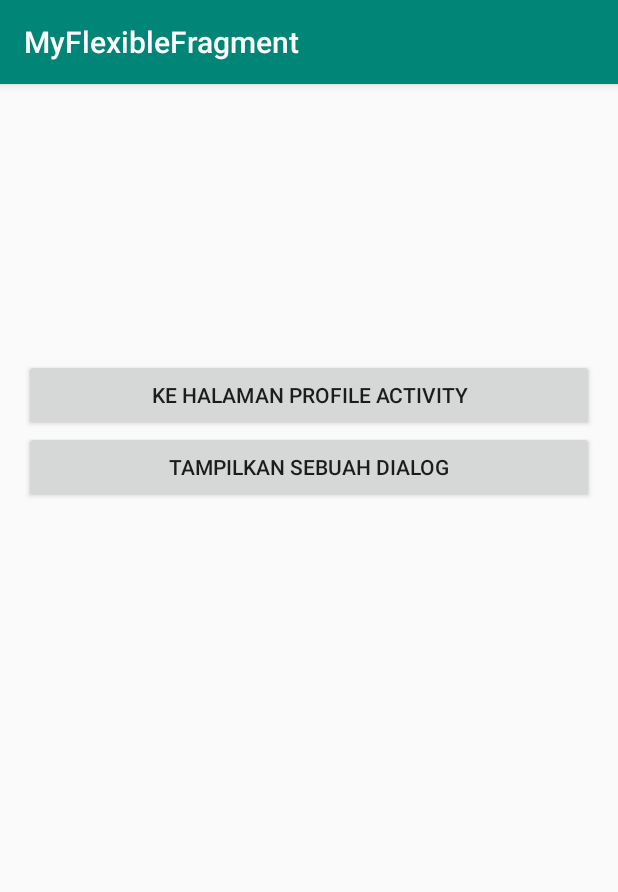
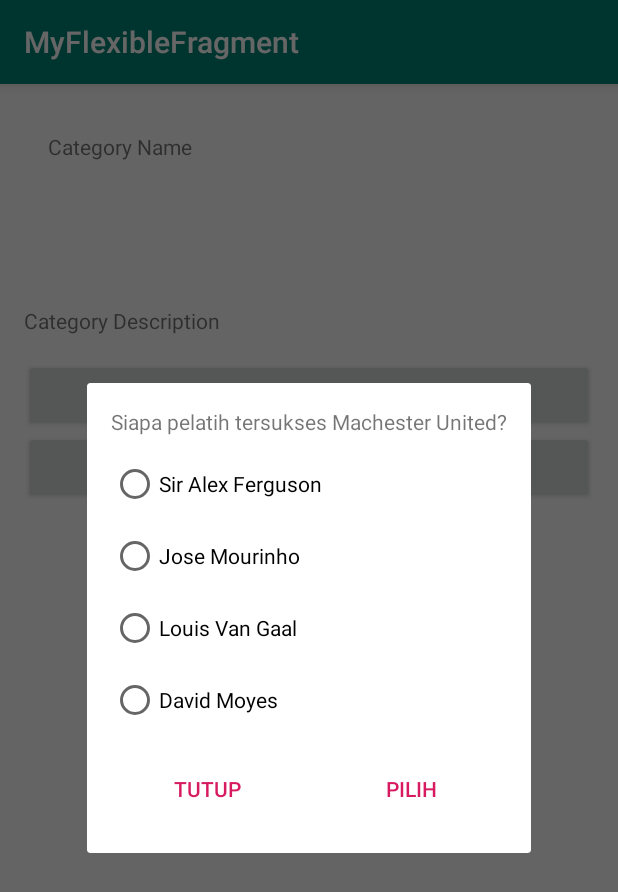
Before and after one commit to arifsetwn/MADEDicoding, an Android app: the fragment DetailCategoryFragment placed in its activity, after a tap on "TAMPILKAN SEBUAH DIALOG", on a phone screen of 412 x 824 dp. Shown: the top 892 px of the screen. Run offline under Robolectric (Android 15) with nearby library versions, the phone set to English and light mode, and no system bars.

Commit message:
category fragment - dialog

```diff
--- a/app/src/main/java/com/genius/myflexiblefragment/DetailCategoryFragment.java
+++ b/app/src/main/java/com/genius/myflexiblefragment/DetailCategoryFragment.java
@@ -6,22 +6,26 @@ import android.os.Bundle;
 import androidx.annotation.NonNull;
 import androidx.annotation.Nullable;
 import androidx.fragment.app.Fragment;
+import androidx.fragment.app.FragmentManager;
 
 import android.view.LayoutInflater;
 import android.view.View;
 import android.view.ViewGroup;
 import android.widget.Button;
 import android.widget.TextView;
+import android.widget.Toast;
 
 
 /**
  * A simple {@link Fragment} subclass.
  */
 public class DetailCategoryFragment extends Fragment implements View.OnClickListener{
+
     TextView tvCategoryName;
     TextView tvCategoryDescription;
     Button btnProfile;
     Button btnShowDialog;
+
 
     public static String EXTRA_NAME = "extra_name";
     public static String EXTRA_DESCRIPTION = "extra_description";
@@ -61,9 +65,24 @@ public class DetailCategoryFragment extends Fragment implements View.OnClickList
     @Override
     public void onActivityCreated(@Nullable Bundle savedInstanceState) {
         super.onActivityCreated(savedInstanceState);
-        String categoryName = getArguments().getString(EXTRA_NAME);
-        tvCategoryName.setText(categoryName);
-        tvCategoryDescription.setText(getDescription());
+
+        if (savedInstanceState != null){
+            String descFromBundle = savedInstanceState.getString((EXTRA_DESCRIPTION));
+            setDescription(descFromBundle);
+        }
+        if (getArguments() != null){
+            String categoryName = getArguments().getString(EXTRA_NAME);
+            tvCategoryName.setText(categoryName);
+            tvCategoryDescription.setText(getDescription());
+        }
+
+    }
+
+
+    @Override
+    public void onSaveInstanceState(@NonNull Bundle outState) {
+        super.onSaveInstanceState(outState);
+        outState.putString(EXTRA_DESCRIPTION, getDescription());
     }
 
     @Override
@@ -72,8 +91,17 @@ public class DetailCategoryFragment extends Fragment implements View.OnClickList
             case R.id.btn_profile:
                 break;
             case R.id.btn_show_dialog:
+                OptionDialogFragment mOptionDialogFragment = new OptionDialogFragment();
+                FragmentManager mFragmentManager = getChildFragmentManager();
+                mOptionDialogFragment.show(mFragmentManager, OptionDialogFragment.class.getSimpleName());
                 break;
         }
 
     }
+    OptionDialogFragment.OnOptionDialogListener optionDialogListener = new OptionDialogFragment.OnOptionDialogListener() {
+        @Override
+        public void onOptionChosen(String text) {
+            Toast.makeText(getActivity(), text, Toast.LENGTH_SHORT).show();
+        }
+    };
 }
--- /dev/null
+++ b/app/src/main/java/com/genius/myflexiblefragment/OptionDialogFragment.java
@@ -0,0 +1,113 @@
+package com.genius.myflexiblefragment;
+
+
+import android.content.Context;
+import android.os.Bundle;
+
+import androidx.annotation.NonNull;
+import androidx.annotation.Nullable;
+import androidx.fragment.app.DialogFragment;
+import androidx.fragment.app.Fragment;
+
+import android.view.LayoutInflater;
+import android.view.View;
+import android.view.ViewGroup;
+import android.widget.Button;
+import android.widget.RadioButton;
+import android.widget.RadioGroup;
+
+
+/**
+ * A simple {@link Fragment} subclass.
+ */
+public class OptionDialogFragment extends DialogFragment implements View.OnClickListener{
+    public OnOptionDialogListener onOptionDialogListener;
+    OnOptionDialogListener optionDialogListener;
+    Button btnChoose, btnClose;
+RadioGroup rgOptions;
+RadioButton rbSaf, rbMou, rbLvg, rbMoyes;
+
+
+    public OptionDialogFragment() {
+        // Required empty public constructor
+    }
+
+
+    @Override
+    public View onCreateView(LayoutInflater inflater, ViewGroup container,
+                             Bundle savedInstanceState) {
+        // Inflate the layout for this fragment
+        return inflater.inflate(R.layout.fragment_option_dialog, container, false);
+    }
+
+    @Override
+    public void onViewCreated(@NonNull View view, @Nullable Bundle savedInstanceState) {
+        super.onViewCreated(view, savedInstanceState);
+        btnChoose = view.findViewById(R.id.btn_choose);
+        btnChoose.setOnClickListener(this);
+        btnClose = view.findViewById(R.id.btn_close);
+        btnClose.setOnClickListener(this);
+        rgOptions = view.findViewById(R.id.rg_options);
+        rbSaf = view.findViewById(R.id.rb_saf);
+        rbLvg = view.findViewById(R.id.rb_lvg);
+        rbMou = view.findViewById(R.id.rb_mou);
+        rbMoyes = view.findViewById(R.id.rb_moyes);
+
+    }
+
+    @Override
+    public void onAttach(Context context) {
+        super.onAttach(context);
+
+        Fragment fragment = getParentFragment();
+
+        if (fragment instanceof  DetailCategoryFragment){
+            DetailCategoryFragment detailCategoryFragment = (DetailCategoryFragment) fragment;
+            this.optionDialogListener = detailCategoryFragment.optionDialogListener;
+        }
+    }
+
+    @Override
+    public void onDetach() {
+        super.onDetach();
+        this.optionDialogListener = null;
+    }
+
+    @Override
+    public void onClick(View v) {
+        switch (v.getId()){
+            case R.id.btn_close:
+                getDialog().cancel();
+                break;
+            case R.id.btn_choose:
+                int checkedRadioButtonId = rgOptions.getCheckedRadioButtonId();
+                if (checkedRadioButtonId != -1){
+                    String coach = null;
+                    switch (checkedRadioButtonId){
+                        case R.id.rb_saf:
+                            coach = rbSaf.getText().toString().trim();
+                            break;
+                        case R.id.rb_mou:
+                            coach = rbMou.getText().toString().trim();
+                            break;
+                        case R.id.rb_lvg:
+                            coach = rbLvg.getText().toString().trim();
+                            break;
+                        case R.id.rb_moyes:
+                            coach = rbMoyes.getText().toString().trim();
+                    }
+
+                    if (optionDialogListener != null){
+                        optionDialogListener.onOptionChosen(coach);
+                    }
+                    getDialog().dismiss();
+                }break;
+        }
+    }
+
+    public interface OnOptionDialogListener {
+        void onOptionChosen(String text);
+    }
+
+
+}
--- /dev/null
+++ b/app/src/main/res/layout/fragment_option_dialog.xml
@@ -0,0 +1,79 @@
+<?xml version="1.0" encoding="utf-8"?>
+<LinearLayout xmlns:android="http://schemas.android.com/apk/res/android"
+    xmlns:tools="http://schemas.android.com/tools"
+    android:layout_width="match_parent"
+    android:layout_height="wrap_content"
+    android:orientation="vertical"
+    android:padding="@dimen/activity_vertical_margin"
+    tools:context=".OptionDialogFragment">
+
+
+    <TextView
+        android:layout_width="match_parent"
+        android:layout_height="match_parent"
+        android:layout_marginBottom="@dimen/activity_vertical_margin"
+
+        android:text="@string/question_coach" />
+
+        <RadioGroup
+            android:id="@+id/rg_options"
+            android:layout_width="match_parent"
+            android:layout_height="wrap_content"
+            android:orientation="vertical">
+
+            <RadioButton
+                android:id="@+id/rb_saf"
+                android:layout_width="match_parent"
+                android:layout_height="wrap_content"
+                android:layout_marginBottom="@dimen/activity_vertical_margin"
+                android:text="@string/sir_alex_ferguson"/>
+
+            <RadioButton
+                android:id="@+id/rb_mou"
+                android:layout_width="match_parent"
+                android:layout_height="wrap_content"
+                android:layout_marginBottom="@dimen/activity_vertical_margin"
+                android:text="@string/jose_mourinho"/>
+
+            <RadioButton
+                android:id="@+id/rb_lvg"
+                android:layout_width="match_parent"
+                android:layout_height="wrap_content"
+                android:layout_marginBottom="@dimen/activity_vertical_margin"
+                android:text="@string/louis_van_gaal"/>
+            <RadioButton
+                android:id="@+id/rb_moyes"
+                android:layout_width="match_parent"
+                android:layout_height="wrap_content"
+                android:layout_marginBottom="@dimen/activity_vertical_margin"
+                android:text="@string/david_moyes"/>
+        </RadioGroup>
+
+    <LinearLayout
+        android:layout_width="match_parent"
+        android:layout_height="wrap_content"
+        android:orientation="horizontal">
+
+        <Button
+            android:id="@+id/btn_close"
+            style="?android:attr/buttonBarButtonStyle"
+            android:layout_width="match_parent"
+            android:layout_height="wrap_content"
+            android:layout_marginEnd="4dp"
+            android:layout_marginRight="4dp"
+            android:layout_weight="0.5"
+            android:text="@string/close"/>
+        <Button
+            android:id="@+id/btn_choose"
+            style="?android:attr/buttonBarButtonStyle"
+            android:layout_width="match_parent"
+            android:layout_height="wrap_content"
+            android:layout_marginLeft="4dp"
+            android:layout_marginStart="4dp"
+            android:layout_weight="0.5"
+            android:text="@string/choose"/>
+
+
+    </LinearLayout>
+
+</LinearLayout>
```
